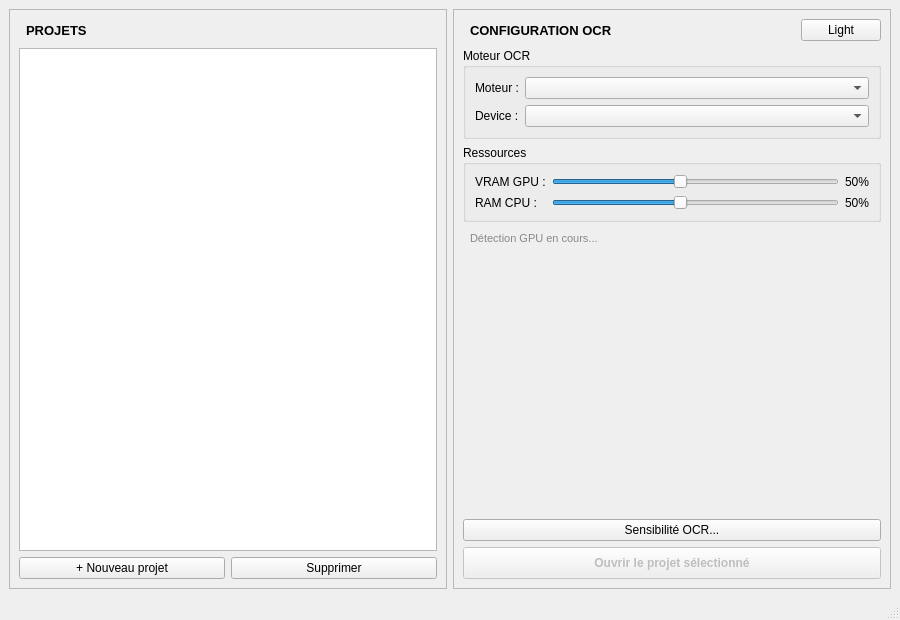
Before: the Qt Designer form windows/main/mainwindow.ui in trotroni/toontrad, drawn with Qt 5.
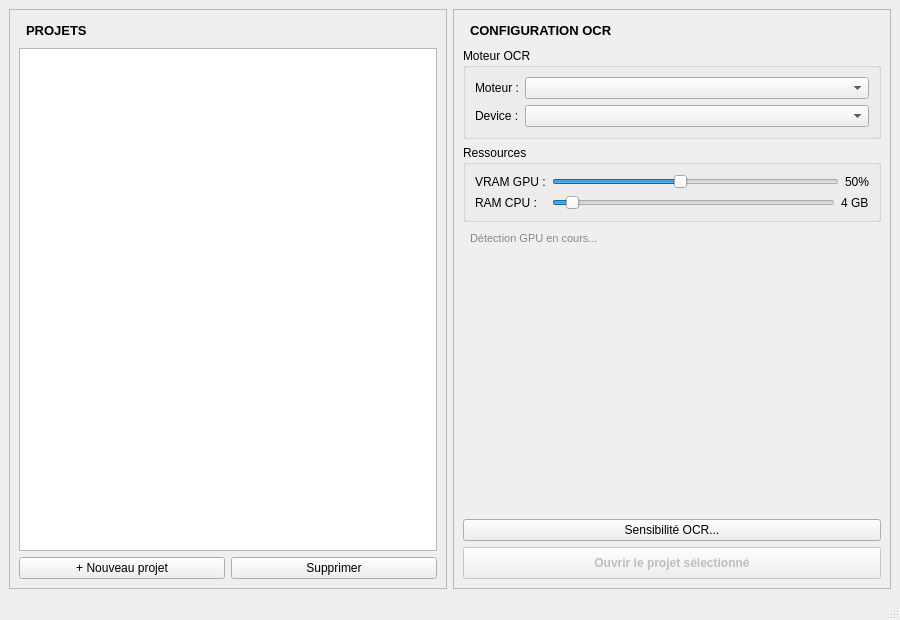
After: the same form once the commit is applied.

The edit to the form file:
```diff
--- a/windows/main/mainwindow.ui
+++ b/windows/main/mainwindow.ui
@@ -93,13 +93,6 @@
            </property>
           </spacer>
          </item>
-         <item>
-          <widget class="QPushButton" name="btnToggleTheme">
-           <property name="text">
-            <string>Light</string>
-           </property>
-          </widget>
-         </item>
         </layout>
        </item>
        <item>
@@ -144,6 +137,9 @@
           <string>Ressources</string>
          </property>
          <layout class="QFormLayout">
+          <property name="fieldGrowthPolicy">
+           <enum>QFormLayout::AllNonFixedFieldsGrow</enum>
+          </property>
           <item row="0" column="0">
            <widget class="QLabel" name="lblVRAM">
             <property name="text">
@@ -189,14 +185,23 @@
            <layout class="QHBoxLayout">
             <item>
              <widget class="QSlider" name="sliderRAM">
+              <property name="sizePolicy">
+               <sizepolicy hsizetype="Expanding" vsizetype="Fixed">
+                <horstretch>1</horstretch>
+                <verstretch>0</verstretch>
+               </sizepolicy>
+              </property>
               <property name="minimum">
-               <number>10</number>
+               <number>1</number>
               </property>
               <property name="maximum">
-               <number>100</number>
+               <number>64</number>
               </property>
               <property name="value">
-               <number>50</number>
+               <number>4</number>
+              </property>
+              <property name="singleStep">
+               <number>1</number>
               </property>
               <property name="orientation">
                <enum>Qt::Orientation::Horizontal</enum>
@@ -206,7 +211,7 @@
             <item>
              <widget class="QLabel" name="lblRAMVal">
               <property name="text">
-               <string>50%</string>
+               <string>4 GB</string>
               </property>
              </widget>
             </item>
```
Left out of the diff: 6 changed lines with no effect on the pictures.
